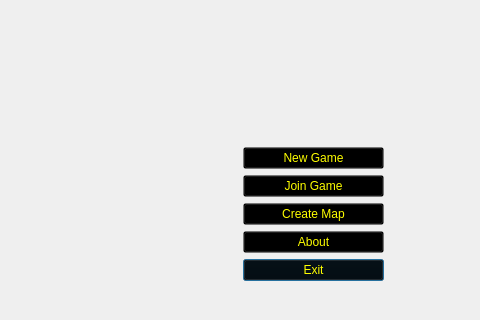
Before: the Qt Designer form client_gui/chooseoptionwindow.ui in Igris-1/tp_final_taller_g13, drawn with Qt 5; both pictures show x 237 to 717 and y 91 to 411 of the 717 by 411 pixel window.
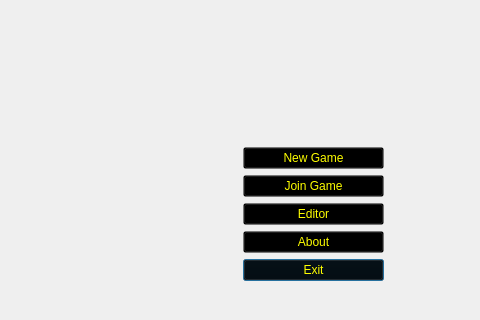
After: the same form once the commit is applied. Icons and pictures are not drawn.

Commit message: Agregue el editor sin terminar

```diff
--- a/client_gui/chooseoptionwindow.ui
+++ b/client_gui/chooseoptionwindow.ui
@@ -86,7 +86,7 @@
 </string>
          </property>
          <property name="text">
-          <string>Create Map</string>
+          <string>Editor</string>
          </property>
         </widget>
        </item>
```
Left out of the diff: 2 changed lines with no effect on the pictures. The commit also changes 17 other files.
